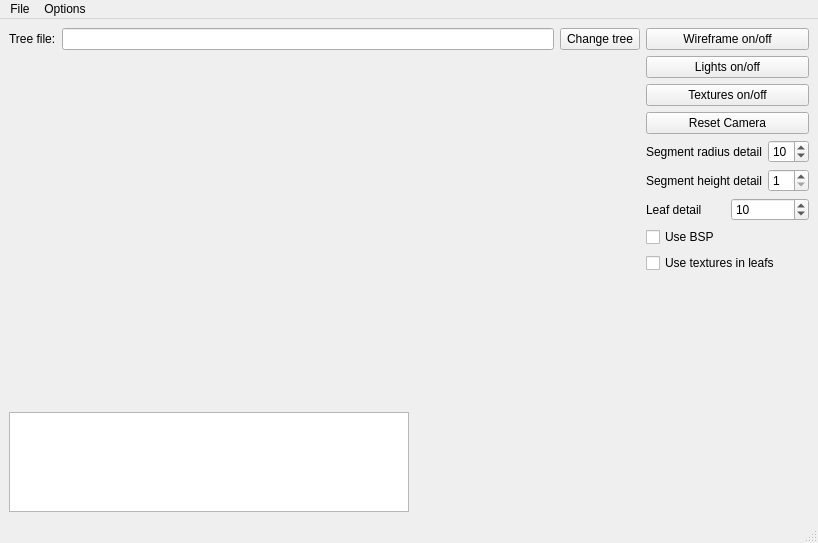
First picture: the form in qt-workbench/qt_wb.ui, repository lignumsystem/lignum-core, before the edit.
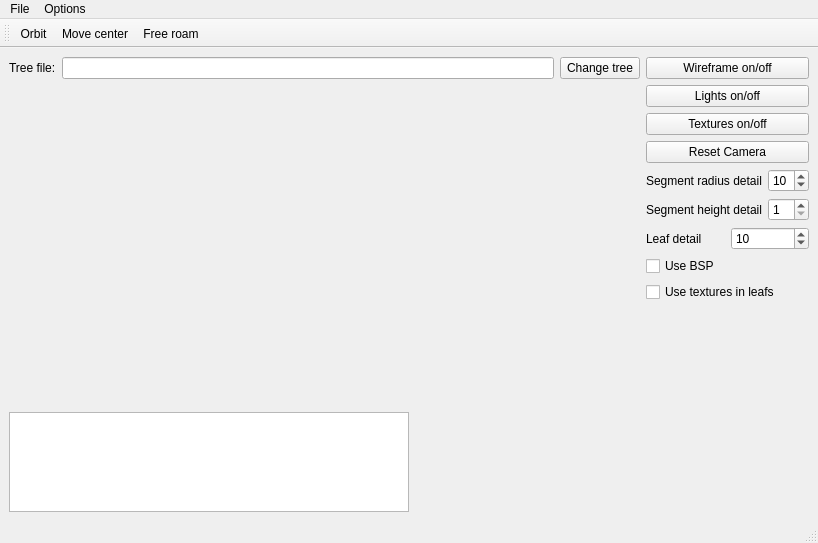
Second picture: the form after the edit. Icons and pictures are not drawn. Custom widgets are drawn as their Qt base class.

Commit message: Added a toolbar, from which it's possible to change the control method.

```diff
--- a/qt-workbench/qt_wb.ui
+++ b/qt-workbench/qt_wb.ui
@@ -325,6 +325,17 @@
    <addaction name="menuOptions" />
   </widget>
   <widget class="QStatusBar" name="statusbar" />
+  <widget class="QToolBar" name="toolBar" >
+   <property name="orientation" >
+    <enum>Qt::Horizontal</enum>
+   </property>
+   <attribute name="toolBarArea" >
+    <number>4</number>
+   </attribute>
+   <addaction name="actionOrbit" />
+   <addaction name="actionMove_center" />
+   <addaction name="actionFree_roam" />
+  </widget>
   <action name="actionQuit" >
    <property name="icon" >
     <iconset>../../../Qt-4.1.4/bin/maple_texture.png</iconset>
@@ -343,6 +354,21 @@
     <string>Visualization settings...</string>
    </property>
   </action>
+  <action name="actionFree_roam" >
+   <property name="text" >
+    <string>Free roam</string>
+   </property>
+  </action>
+  <action name="actionOrbit" >
+   <property name="text" >
+    <string>Orbit</string>
+   </property>
+  </action>
+  <action name="actionMove_center" >
+   <property name="text" >
+    <string>Move center</string>
+   </property>
+  </action>
  </widget>
  <pixmapfunction></pixmapfunction>
  <customwidgets>
```
Left out of the diff: 2 changed lines with no effect on the pictures.
